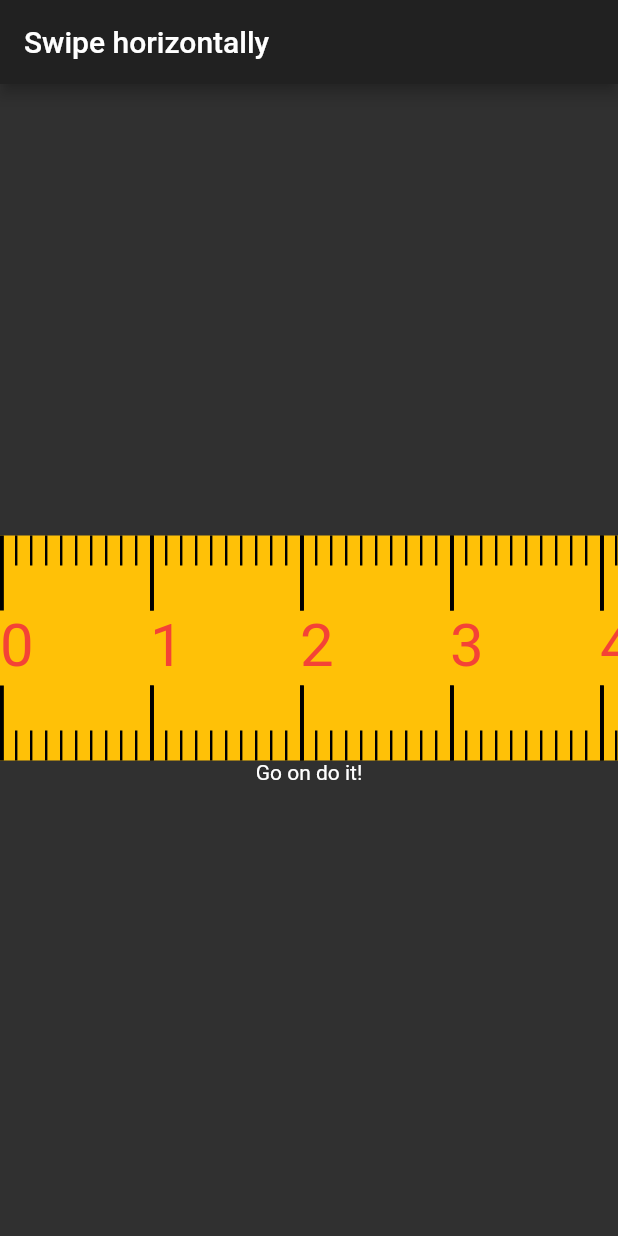
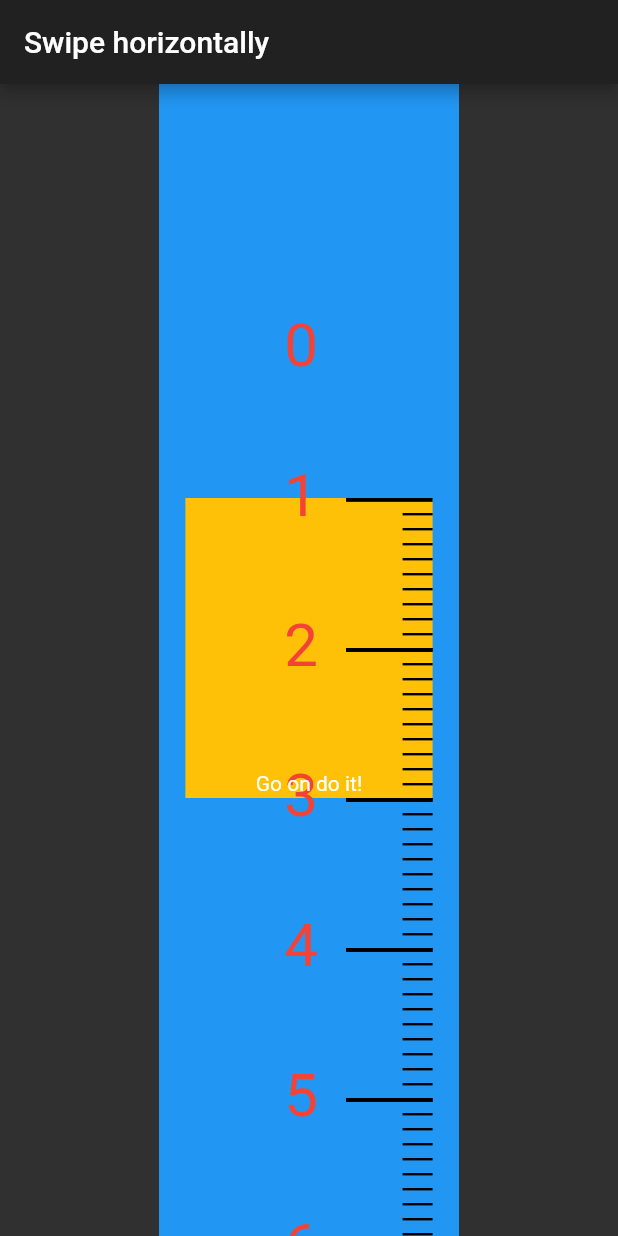
Before and after one commit to 4amVim/flutterStarter, a Flutter app: the screen it shows after launch, on a phone screen of 412 x 824 dp. Run offline on Flutter 3.47's test engine with Material 2 defaults, Android fonts, the phone set to English and light mode, and no system bars.

Commit message:
build: :bookmark: test on iOS

```diff
--- a/lib/main.dart
+++ b/lib/main.dart
@@ -23,6 +23,8 @@ class TapeMeasure extends CustomPainter {
   static double offset = 0;
   static double start = 0;
 
+  static late double width;
+
   @override
   void paint(Canvas canvas, Size size) {
     canvas //? Color the background, centre x-axis and do x-translation
@@ -30,12 +32,16 @@ class TapeMeasure extends CustomPainter {
       // ..translate(0, size.height / 2) //? Vertically centre the x-axis
       ..translate(start, 0) //? Offset the start (to persist between touches)
       ..translate(offset, 0); //? immidiate offset for current fingering
+    // canvas
+    // ..save()
+    // ..rotate(pi / 2);
 
     ///Add [howMany] number of segments to the tape
     Canvas _addSegmentsAbove(Canvas cvs, int howMany, bool showText) {
       //* Some functions to ease modigying drawing bit
       //Draw longer lines for tens
-      Rect tensLine(double xOffset) => Offset(xOffset, 0) & Size(2.56, 50);
+      Rect tensLine(double xOffset) =>
+          Offset(xOffset, 0) & Size(2.56, 0.35 * width);
       //Label them
       void tensText(double xOffset, int no) => TextPainter(
           text: TextSpan(
@@ -43,7 +49,7 @@ class TapeMeasure extends CustomPainter {
               style: TextStyle(fontSize: 40, color: Colors.red)),
           textDirection: TextDirection.ltr)
         ..layout()
-        ..paint(cvs, Offset(xOffset, 50));
+        ..paint(cvs, Offset(-0.6 * width, xOffset - 125));
 
       // Draw shorter lines for units
       Rect unitLine(double xOffset) => Offset(xOffset, 0) & Size(1.6, 20);
@@ -54,7 +60,11 @@ class TapeMeasure extends CustomPainter {
         //* Draw a segment
         cvs.drawRect(tensLine(no * 100), black);
         if (showText) {
-          tensText(no * 100.0, no);
+          // cvs.save();
+          cvs.rotate(-pi / 2);
+          tensText(no * 100, no);
+          cvs.rotate(pi / 2);
+          // cvs.restore();
         }
         for (var i = 1; i < 10; i++) {
           cvs.drawRect(unitLine(i * 10 + no * 100), black);
@@ -68,18 +78,22 @@ class TapeMeasure extends CustomPainter {
     // canvas
     //   ..translate(0, size.height)
     //   ..scale(1, -1);
-    Matrix4 poka = Matrix4.translationValues(0, size.height, 0)
-      ..scale(1.0, -1.0, 1.0);
-    // Matrix4 poka = Matrix4.columns(
-    //         Vector4(1.0, 0.0, 0.0, 0.0),
-    //         Vector4(.0, 1.0, 0.0, 0.5 * size.height),
-    //         Vector4(.0, 0.0, 1.0, 0.0),
-    //         Vector4(.0010, .0, 0.0, 1.0))
-    //     .transposed();
+    // Matrix4 poka = Matrix4.translationValues(0, size.height, 0)
+    //   ..scale(1.0, -1.0, 1.0);
+    var startTime = DateTime.now();
+    for (var i = 0; i < 1e4; i++) {
+      Matrix4 poka = Matrix4.columns(
+              Vector4(1.0, 0.0, 0.0, 0.0),
+              Vector4(0.0, -1.0, 0.0, width),
+              Vector4(0.0, 0.0, 1.0, 0.0),
+              Vector4(i.toDouble() /*8e-4*/, 0.0, 0.0, 1.0))
+          .transposed();
 
-    print(poka.toString() + '\n');
+      // print(poka.toString() + '\n');
       canvas.transform(poka.storage);
+    }
     _addSegmentsAbove(canvas, 9, false);
+    // canvas.restore();
   }
 
   @override
@@ -104,29 +118,41 @@ class _MyHomePageState extends State<MyHomePage> {
   @override
   Widget build(BuildContext context) => Scaffold(
         appBar: AppBar(title: Text('Swipe horizontally')),
-        body: Center(
-            child:
-                Column(mainAxisAlignment: MainAxisAlignment.center, children: [
-          Transform.rotate(
-            angle: 0, //pi / 2,
+        body: LayoutBuilder(
+          builder: (BuildContext context, BoxConstraints constraints) => Center(
+              child: Container(
+            color: Colors.blue,
+            child: Column(
+                mainAxisAlignment: MainAxisAlignment.center,
+                children: [
+                  Tape(width: constraints.maxWidth / 2.5, height: 200),
+                  Text(_debugText)
+                ]),
+          )),
+        ),
+      );
+
+  ///
+  Widget Tape({required double width, required double height}) {
+    print('width->>> $width');
+    TapeMeasure.width = width;
+    return Transform.rotate(
+      angle: pi / 2,
       child: Listener(
-                // behavior: HitTestBehavior.opaque,
+          behavior: HitTestBehavior.opaque,
           onPointerDown: (details) => touchStart = details.localPosition,
           onPointerMove: (details) => setState(() {
-                      TapeMeasure.offsetBy(
-                          details.localPosition.dx - touchStart.dx);
+                TapeMeasure.offsetBy(details.localPosition.dx - touchStart.dx);
                 _debugText = TapeMeasure.string;
               }),
           onPointerUp: (_) => setState(() {
                 TapeMeasure.shiftStart();
                 _debugText = TapeMeasure.string;
               }),
-                child: SizedBox(
-                    height: 150,
-                    child: CustomPaint(
-                        painter: TapeMeasure(), child: Container()))),
-          ),
-          Text(_debugText)
-        ])),
+          child: Container(
+              height: width,
+              width: height,
+              child: CustomPaint(painter: TapeMeasure()))),
     );
   }
+}
```
Lines whose indentation alone changed are shown as unchanged.
